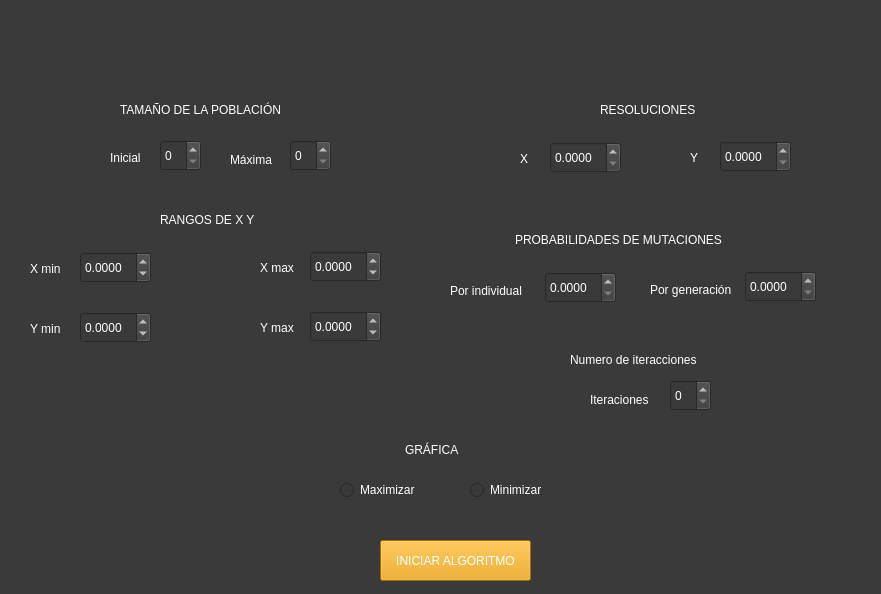
Qt form Views/main.ui (JuanChandoqui/IA-C1-A2) before a commit.
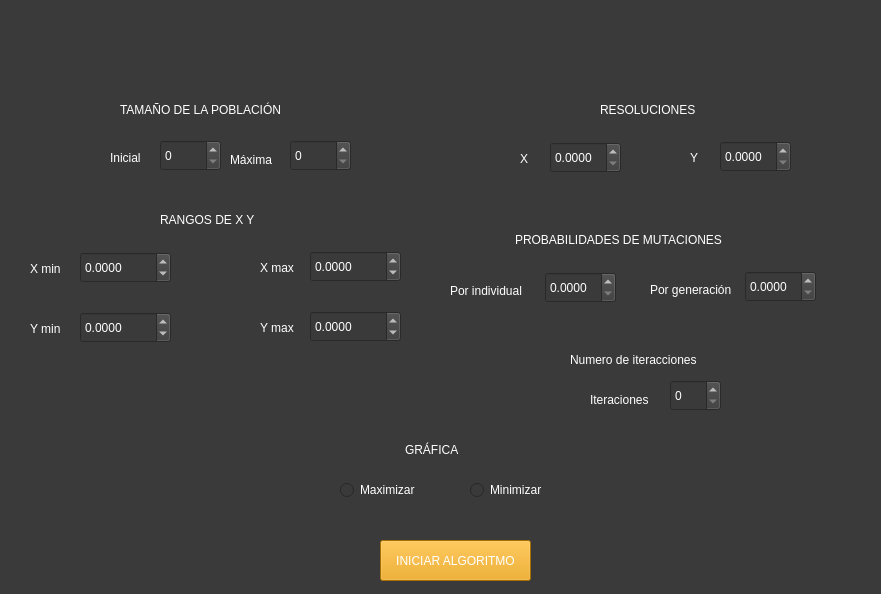
The same form after that commit.

```diff
--- a/Views/main.ui
+++ b/Views/main.ui
@@ -22,13 +22,16 @@
      <rect>
       <x>160</x>
       <y>140</y>
-      <width>41</width>
+      <width>61</width>
       <height>31</height>
      </rect>
     </property>
     <property name="styleSheet">
      <string notr="true">color: rgb(255, 255, 255);</string>
     </property>
+    <property name="maximum">
+     <number>10000000</number>
+    </property>
    </widget>
    <widget class="QLabel" name="label">
     <property name="geometry">
@@ -84,13 +87,16 @@
      <rect>
       <x>290</x>
       <y>140</y>
-      <width>41</width>
+      <width>61</width>
       <height>31</height>
      </rect>
     </property>
     <property name="styleSheet">
      <string notr="true">color: rgb(255, 255, 255);</string>
     </property>
+    <property name="maximum">
+     <number>10000000</number>
+    </property>
    </widget>
    <widget class="QLabel" name="label_4">
     <property name="geometry">
@@ -120,7 +126,7 @@
      <rect>
       <x>80</x>
       <y>252</y>
-      <width>71</width>
+      <width>91</width>
       <height>31</height>
      </rect>
     </property>
@@ -131,7 +137,10 @@
      <number>4</number>
     </property>
     <property name="minimum">
-     <double>-99.989999999999995</double>
+     <double>-10000000.000000000000000</double>
+    </property>
+    <property name="maximum">
+     <double>10000000.000000000000000</double>
     </property>
    </widget>
    <widget class="QLabel" name="label_5">
@@ -155,7 +164,7 @@
      <rect>
       <x>80</x>
       <y>312</y>
-      <width>71</width>
+      <width>91</width>
       <height>31</height>
      </rect>
     </property>
@@ -166,7 +175,10 @@
      <number>4</number>
     </property>
     <property name="minimum">
-     <double>-99.989999999999995</double>
+     <double>-10000000.000000000000000</double>
+    </property>
+    <property name="maximum">
+     <double>10000000.000000000000000</double>
     </property>
    </widget>
    <widget class="QLabel" name="label_6">
@@ -190,7 +202,7 @@
      <rect>
       <x>310</x>
       <y>311</y>
-      <width>71</width>
+      <width>91</width>
       <height>31</height>
      </rect>
     </property>
@@ -201,7 +213,10 @@
      <number>4</number>
     </property>
     <property name="minimum">
-     <double>-99.989999999999995</double>
+     <double>-10000000.000000000000000</double>
+    </property>
+    <property name="maximum">
+     <double>10000000.000000000000000</double>
     </property>
    </widget>
    <widget class="QLabel" name="label_7">
@@ -225,7 +240,7 @@
      <rect>
       <x>310</x>
       <y>251</y>
-      <width>71</width>
+      <width>91</width>
       <height>31</height>
      </rect>
     </property>
@@ -236,7 +251,10 @@
      <number>4</number>
     </property>
     <property name="minimum">
-     <double>-99.989999999999995</double>
+     <double>-10000000.000000000000000</double>
+    </property>
+    <property name="maximum">
+     <double>10000000.000000000000000</double>
     </property>
    </widget>
    <widget class="QLabel" name="label_8">
@@ -553,13 +571,16 @@
      <rect>
       <x>670</x>
       <y>380</y>
-      <width>41</width>
+      <width>51</width>
       <height>31</height>
      </rect>
     </property>
     <property name="styleSheet">
      <string notr="true">color: rgb(255, 255, 255);</string>
     </property>
+    <property name="maximum">
+     <number>10000000</number>
+    </property>
    </widget>
    <widget class="QLabel" name="label_17">
     <property name="geometry">
```
Left out of the diff: 12 changed lines with no effect on the pictures.
